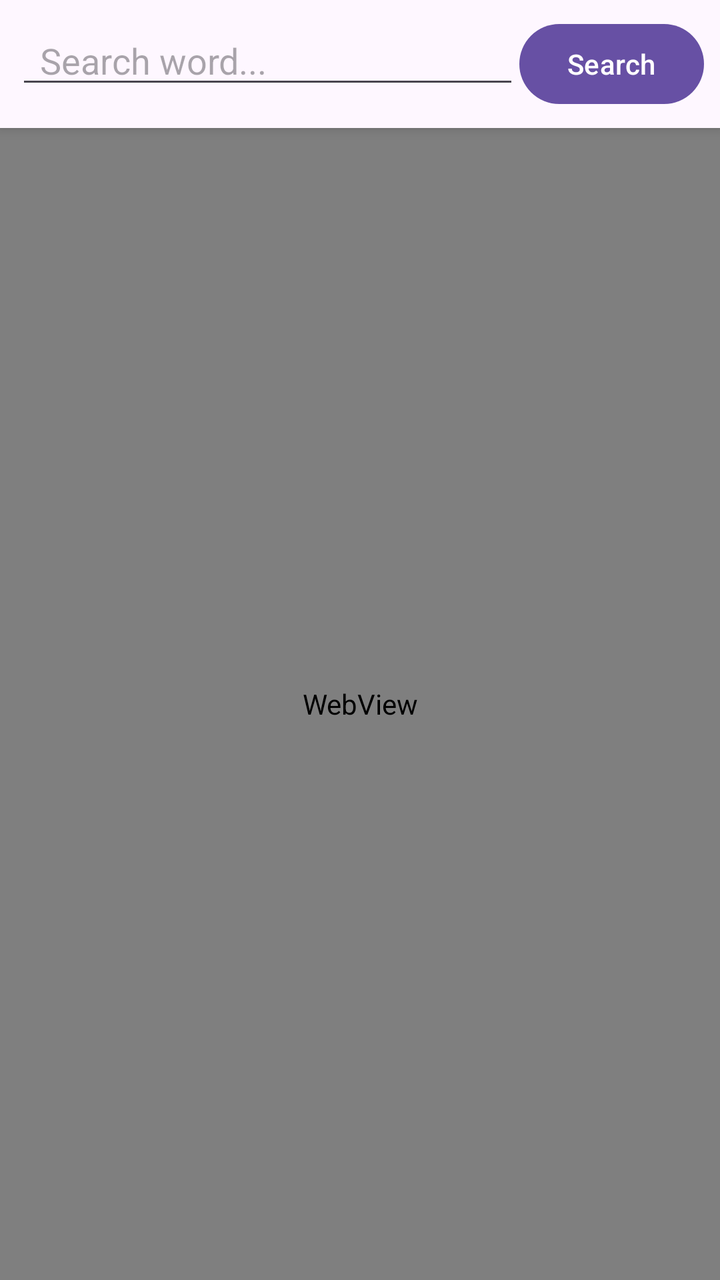
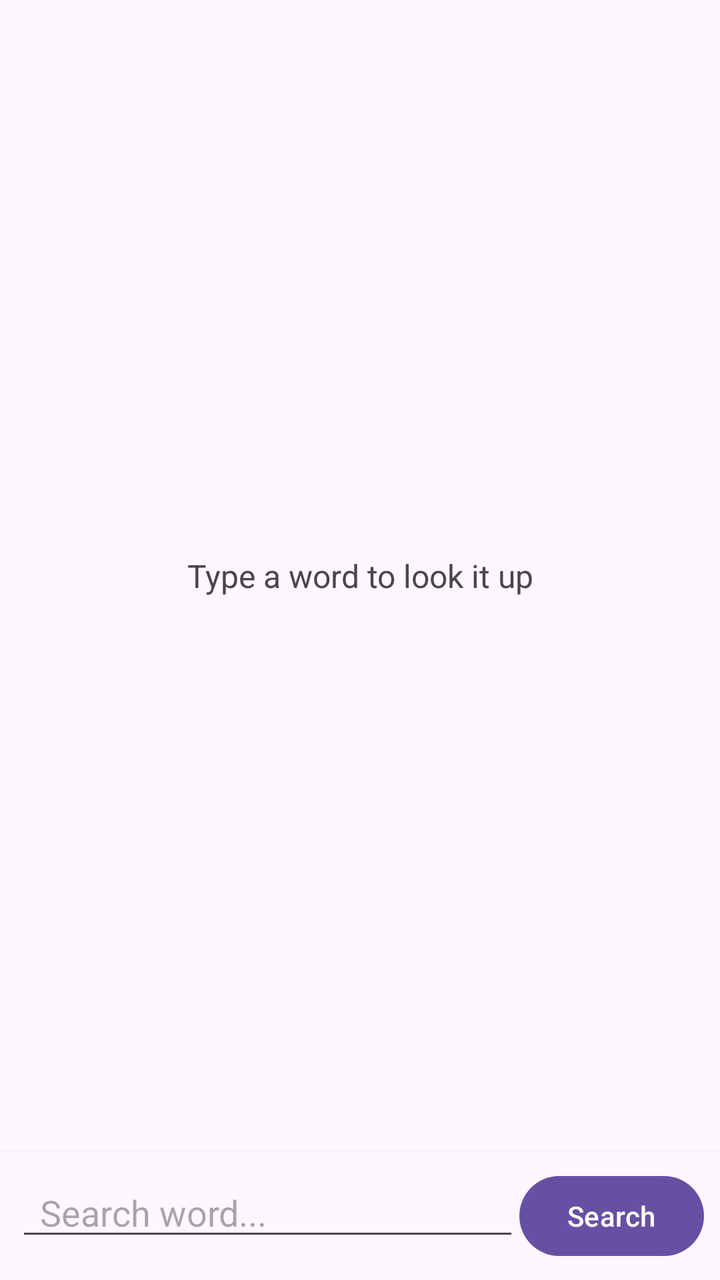

An Android layout rendered at two revisions. The XML below is the earlier revision; the diff shows what the commit changed to produce the second picture.
<!-- AndroidManifest.xml: application theme Theme.Ondict -->
<!-- res/layout/activity_main.xml -->
<?xml version="1.0" encoding="utf-8"?>
<LinearLayout xmlns:android="http://schemas.android.com/apk/res/android"
    android:layout_width="match_parent"
    android:layout_height="match_parent"
    android:orientation="vertical">

    
    <LinearLayout
        android:id="@+id/searchBar"
        android:layout_width="match_parent"
        android:layout_height="wrap_content"
        android:orientation="horizontal"
        android:padding="8dp"
        android:background="?attr/colorSurface"
        android:elevation="4dp">

        <EditText
            android:id="@+id/searchInput"
            android:layout_width="0dp"
            android:layout_height="wrap_content"
            android:layout_weight="1"
            android:hint="Search word..."
            android:imeOptions="actionSearch"
            android:inputType="text"
            android:singleLine="true"
            android:paddingStart="12dp"
            android:paddingEnd="8dp" />

        <Button
            android:id="@+id/searchButton"
            android:layout_width="wrap_content"
            android:layout_height="wrap_content"
            android:text="Search" />

    </LinearLayout>

    
    <ListView
        android:id="@+id/suggestionsList"
        android:layout_width="match_parent"
        android:layout_height="wrap_content"
        android:visibility="gone"
        android:background="?attr/colorSurface"
        android:elevation="8dp" />

    
    <WebView
        android:id="@+id/entryWebView"
        android:layout_width="match_parent"
        android:layout_height="0dp"
        android:layout_weight="1" />

</LinearLayout>
<!-- resources referenced by this layout -->
<resources>
  <style name="Theme.Ondict" parent="Base.Theme.Ondict" />
  <style name="Base.Theme.Ondict" parent="Theme.Material3.DayNight.NoActionBar">
          
          
      </style>
</resources>

<!-- the commit's change to res/layout/activity_main.xml (unified diff, before → after) -->
@@ -3,6 +3,36 @@
     android:layout_width="match_parent"
     android:layout_height="match_parent"
     android:orientation="vertical">
+
+    
+    <WebView
+        android:id="@+id/entryWebView"
+        android:layout_width="match_parent"
+        android:layout_height="0dp"
+        android:layout_weight="1"
+        android:visibility="gone"
+        android:focusable="false"
+        android:focusableInTouchMode="false" />
+
+    
+    <TextView
+        android:id="@+id/welcomeHint"
+        android:layout_width="match_parent"
+        android:layout_height="0dp"
+        android:layout_weight="1"
+        android:gravity="center"
+        android:text="Type a word to look it up"
+        android:textColor="?attr/colorOnSurfaceVariant"
+        android:textSize="16sp" />
+
+    
+    <ListView
+        android:id="@+id/suggestionsList"
+        android:layout_width="match_parent"
+        android:layout_height="wrap_content"
+        android:visibility="gone"
+        android:background="?attr/colorSurface"
+        android:elevation="4dp" />
 
     
     <LinearLayout
@@ -24,7 +54,9 @@
             android:inputType="text"
             android:singleLine="true"
             android:paddingStart="12dp"
-            android:paddingEnd="8dp" />
+            android:paddingEnd="8dp"
+            android:focusable="true"
+            android:focusableInTouchMode="true" />
 
         <Button
             android:id="@+id/searchButton"
@@ -34,20 +66,4 @@
 
     </LinearLayout>
 
-    
-    <ListView
-        android:id="@+id/suggestionsList"
-        android:layout_width="match_parent"
-        android:layout_height="wrap_content"
-        android:visibility="gone"
-        android:background="?attr/colorSurface"
-        android:elevation="8dp" />
-
-    
-    <WebView
-        android:id="@+id/entryWebView"
-        android:layout_width="match_parent"
-        android:layout_height="0dp"
-        android:layout_weight="1" />
-
 </LinearLayout>
